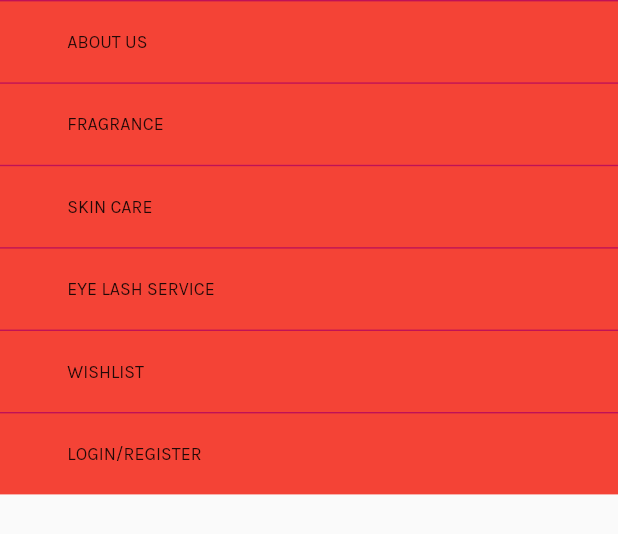
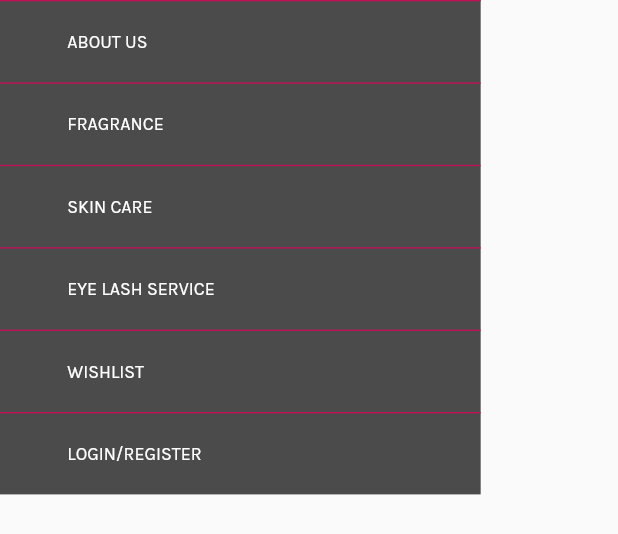
Before and after one commit to seanFlutter/Ewa_Confetti_Beauty_Products_Website, a Flutter app: the GlobalDrawer widget shown alone on an empty page, opened directly, on a phone screen of 412 x 824 dp. Shown: the top 534 px of the screen. Run offline on Flutter 3.47's test engine with Material 2 defaults, Android fonts, the phone set to English and light mode, and no system bars; our stand-ins replace carousel_slider, feather_icons, get, google_fonts, responsive_framework; missing offline and left inert: pointer_interceptor.

Commit message:
updated ddrawer design

```diff
--- a/lib/views/screens/global_drawer/global_drawer.dart
+++ b/lib/views/screens/global_drawer/global_drawer.dart
@@ -11,10 +11,10 @@ class GlobalDrawer extends StatelessWidget {
   @override
   Widget build(BuildContext context) {
     return PointerInterceptor(
-      child: Container(
+      child: Container(width: 350,
         decoration: BoxDecoration(
-         // color: Theme.of(context).hintColor.withOpacity(0.2),
-          color: Colors.red,
+          color: Theme.of(context).hintColor.withOpacity(0.7),
+        //  color: Colors.red,
         ),
         child: Column(
           mainAxisSize: MainAxisSize.min,
--- a/lib/views/screens/global_drawer/widget/drawer_tile.dart
+++ b/lib/views/screens/global_drawer/widget/drawer_tile.dart
@@ -27,7 +27,7 @@ class DrawerTile extends StatelessWidget {
           ),
         ),
         height: 60,
-        width: double.infinity,
+        // width: double.infinity,
         padding: EdgeInsets.symmetric(
           horizontal: Dimensions.PADDING_SIZE_SMALL,
         ),
@@ -37,7 +37,7 @@ class DrawerTile extends StatelessWidget {
             SizedBox(width: 15),
             Text(
               drawerHeaderItem!.title!,
-              style: karlaRegular13,
+              style: karlaRegular13.copyWith(color: Palette.white),
             ),
           ],
         ),
```
Also changed, not shown: lib/views/screens/home/home.dart (+2 -49 lines).
